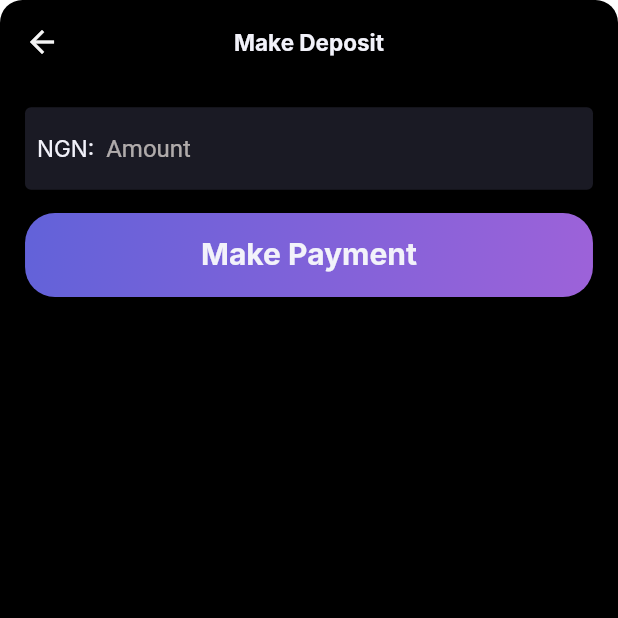
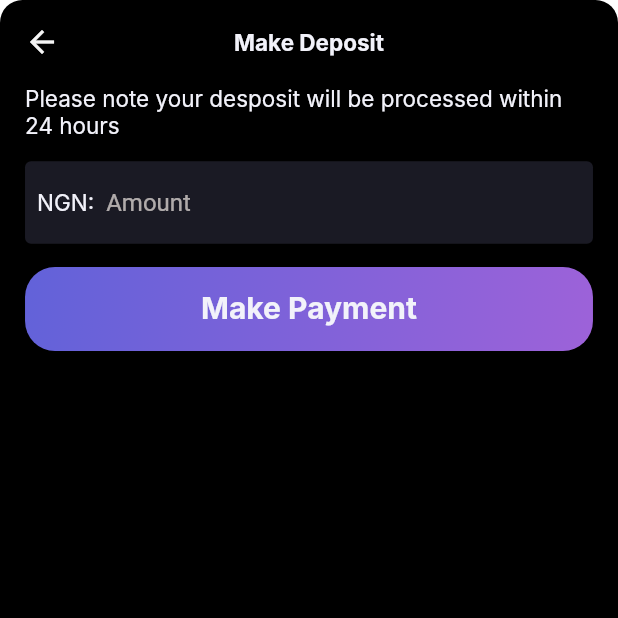
Before and after one commit to samstickkz/curr, a Flutter app: the BuyTokenScreen screen opened directly, on a phone screen of 412 x 824 dp, the top half of it. Run offline on Flutter 3.47's test engine with Material 2 defaults, Android fonts, the phone set to English and light mode, and no system bars; drawn by our look-alikes of oktoast; our stand-ins replace animated_splash_screen, animated_text_kit, cached_network_image, confetti, dartz, dio and 14 more; missing offline and left inert: flutter_shimmer; accounts and stored records are empty; Roboto replaces fonts that are missing (Inter, Montserrat); project files that could hold a hidden picture were left out.

Commit message:
wallet page update

```diff
--- a/lib/UI/home/navigations/home/buy_token/buy.token.ui.dart
+++ b/lib/UI/home/navigations/home/buy_token/buy.token.ui.dart
@@ -25,9 +25,22 @@ class BuyTokenScreen extends StatelessWidget {
 
             // backgroundColor: Theme.of(context).dividerColor,
           ),
-          body: Padding(
+          body:
+
+          Padding(
             padding: 16.0.padH,
-            child: Form(
+            child:
+
+            Column(
+              children: [
+               Column(
+                 children: [
+                    const AppText('Please note your desposit will be processed within 24 hours'),
+
+
+                 ],
+               ),
+                Form(
                   key: model.formKey,
                   child: Column(
                     children: [
@@ -62,6 +75,8 @@ class BuyTokenScreen extends StatelessWidget {
                     ],
                   ),
                 ),
+              ],
+            ),
           ),
         ),
       ),
```
Lines whose indentation alone changed are shown as unchanged.
